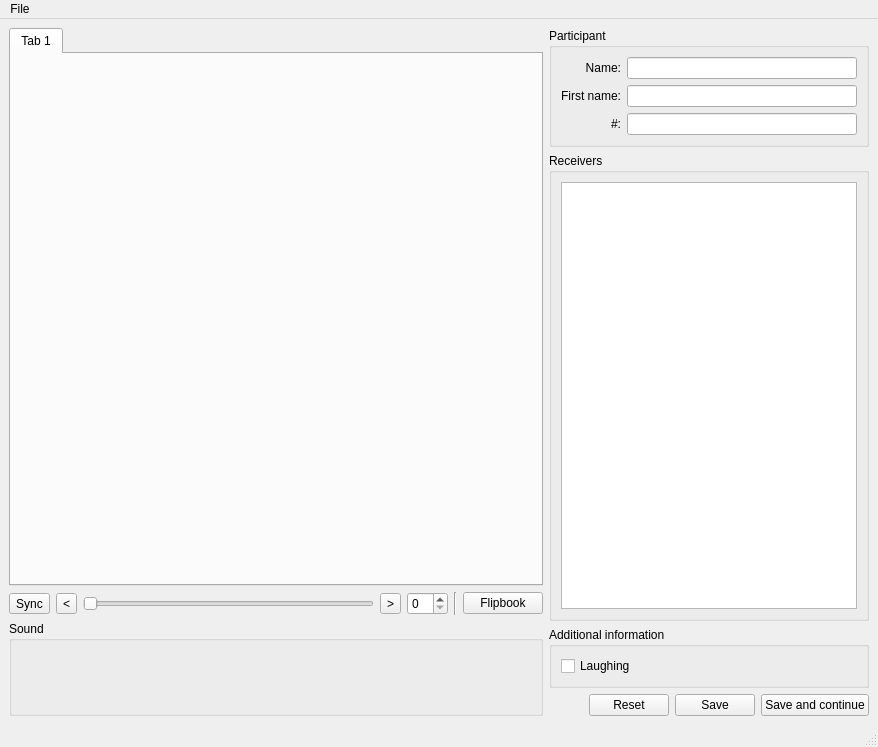
Before: the Qt Designer form MainWindow.ui in afwlehmann/annot8, drawn with Qt 5.
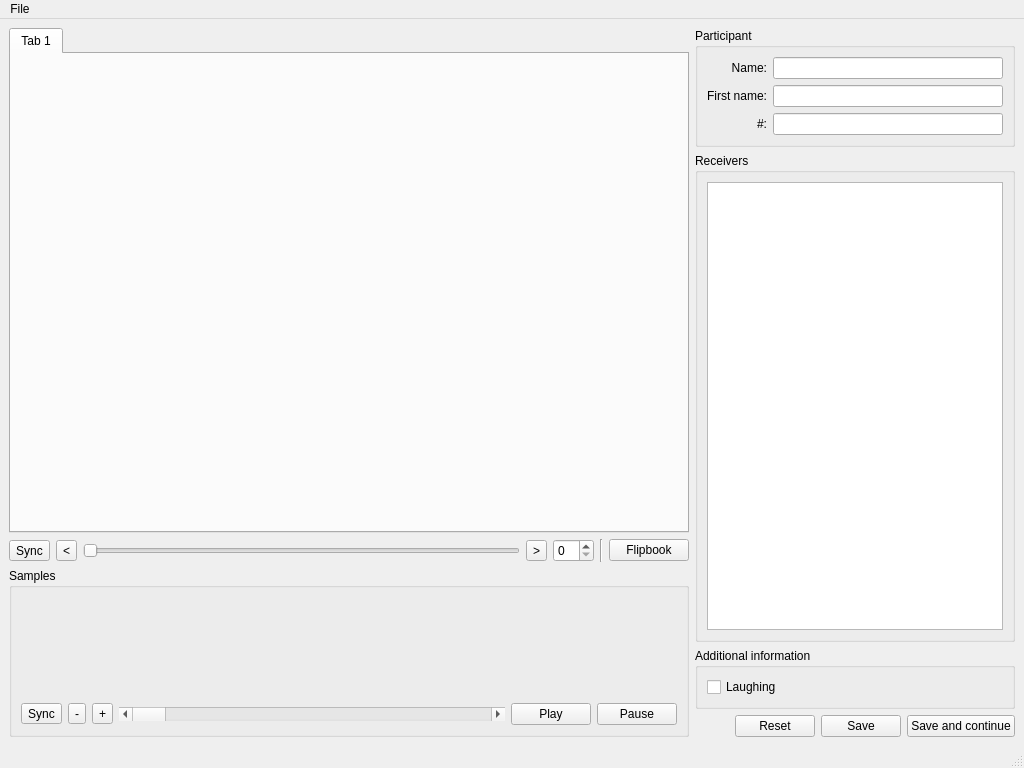
After: the same form once the commit is applied. Custom widgets are drawn as their Qt base class.

```diff
--- a/MainWindow.ui
+++ b/MainWindow.ui
@@ -5,8 +5,8 @@
    <rect>
     <x>0</x>
     <y>0</y>
-    <width>878</width>
-    <height>747</height>
+    <width>1024</width>
+    <height>768</height>
    </rect>
   </property>
   <property name="windowTitle" >
@@ -17,8 +17,8 @@
     <rect>
      <x>0</x>
      <y>22</y>
-     <width>878</width>
-     <height>703</height>
+     <width>886</width>
+     <height>807</height>
     </rect>
    </property>
    <layout class="QGridLayout" >
@@ -38,8 +38,8 @@
         <rect>
          <x>0</x>
          <y>0</y>
-         <width>483</width>
-         <height>482</height>
+         <width>491</width>
+         <height>512</height>
         </rect>
        </property>
        <attribute name="title" >
@@ -128,6 +128,12 @@
            <verstretch>1</verstretch>
           </sizepolicy>
          </property>
+         <property name="alternatingRowColors" >
+          <bool>true</bool>
+         </property>
+         <property name="sortingEnabled" >
+          <bool>true</bool>
+         </property>
         </widget>
        </item>
       </layout>
@@ -136,7 +142,7 @@
     <item row="2" column="0" >
      <layout class="QHBoxLayout" >
       <item>
-       <widget class="QToolButton" name="tbSynchronize" >
+       <widget class="QToolButton" name="tbSyncMovie" >
         <property name="text" >
          <string>Sync</string>
         </property>
@@ -185,11 +191,70 @@
     <item rowspan="3" row="3" column="0" >
      <widget class="QGroupBox" name="groupBox_4" >
       <property name="title" >
-       <string>Sound</string>
+       <string>Samples</string>
       </property>
-      <layout class="QHBoxLayout" >
+      <layout class="QVBoxLayout" name="verticalLayout" >
        <item>
-        <widget class="hiwi::SamplesPreviewWidget" native="1" name="widget" />
+        <widget class="hiwi::SamplesPreviewCanvas" native="1" name="spvCanvas" >
+         <property name="minimumSize" >
+          <size>
+           <width>0</width>
+           <height>100</height>
+          </size>
+         </property>
+        </widget>
+       </item>
+       <item>
+        <layout class="QHBoxLayout" name="horizontalLayout" >
+         <item>
+          <widget class="QToolButton" name="tbSyncSamples" >
+           <property name="text" >
+            <string>Sync</string>
+           </property>
+          </widget>
+         </item>
+         <item>
+          <widget class="QToolButton" name="tbZoomOut" >
+           <property name="text" >
+            <string>-</string>
+           </property>
+          </widget>
+         </item>
+         <item>
+          <widget class="QToolButton" name="tbZoomIn" >
+           <property name="text" >
+            <string>+</string>
+           </property>
+          </widget>
+         </item>
+         <item>
+          <widget class="QScrollBar" name="hsbSamples" >
+           <property name="sizePolicy" >
+            <sizepolicy vsizetype="Fixed" hsizetype="Minimum" >
+             <horstretch>1</horstretch>
+             <verstretch>0</verstretch>
+            </sizepolicy>
+           </property>
+           <property name="orientation" >
+            <enum>Qt::Horizontal</enum>
+           </property>
+          </widget>
+         </item>
+         <item>
+          <widget class="QPushButton" name="pbPlay" >
+           <property name="text" >
+            <string>Play</string>
+           </property>
+          </widget>
+         </item>
+         <item>
+          <widget class="QPushButton" name="pbPause" >
+           <property name="text" >
+            <string>Pause</string>
+           </property>
+          </widget>
+         </item>
+        </layout>
        </item>
       </layout>
      </widget>
@@ -261,7 +326,7 @@
     <rect>
      <x>0</x>
      <y>0</y>
-     <width>878</width>
+     <width>886</width>
      <height>22</height>
     </rect>
    </property>
@@ -271,8 +336,6 @@
     </property>
     <addaction name="actionAbout" />
     <addaction name="separator" />
-    <addaction name="actionPreferences" />
-    <addaction name="separator" />
     <addaction name="actionQuit" />
    </widget>
    <addaction name="menuAnnot8" />
@@ -281,15 +344,15 @@
    <property name="geometry" >
     <rect>
      <x>0</x>
-     <y>725</y>
-     <width>878</width>
+     <y>829</y>
+     <width>886</width>
      <height>22</height>
     </rect>
    </property>
   </widget>
   <action name="actionQuit" >
    <property name="text" >
-    <string>Quit</string>
+    <string>Quit annot8</string>
    </property>
   </action>
   <action name="actionAbout" >
@@ -305,19 +368,26 @@
  </widget>
  <customwidgets>
   <customwidget>
-   <class>hiwi::SamplesPreviewWidget</class>
+   <class>hiwi::SamplesPreviewCanvas</class>
    <extends>QWidget</extends>
-   <header>SamplesPreviewWidget.h</header>
+   <header>SamplesPreviewCanvas.h</header>
+   <container>1</container>
   </customwidget>
  </customwidgets>
  <tabstops>
   <tabstop>twMovies</tabstop>
-  <tabstop>tbSynchronize</tabstop>
+  <tabstop>tbSyncMovie</tabstop>
   <tabstop>tbPrev</tabstop>
   <tabstop>hsCurrentFrame</tabstop>
   <tabstop>tbNext</tabstop>
-  <tabstop>sbpCurrentFrame</tabstop>
+  <tabstop>spbCurrentFrame</tabstop>
   <tabstop>pbFlipbook</tabstop>
+  <tabstop>tbSyncSamples</tabstop>
+  <tabstop>tbZoomOut</tabstop>
+  <tabstop>tbZoomIn</tabstop>
+  <tabstop>hsbSamples</tabstop>
+  <tabstop>pbPlay</tabstop>
+  <tabstop>pbPause</tabstop>
   <tabstop>leName</tabstop>
   <tabstop>leFirstName</tabstop>
   <tabstop>leNumber</tabstop>
```
